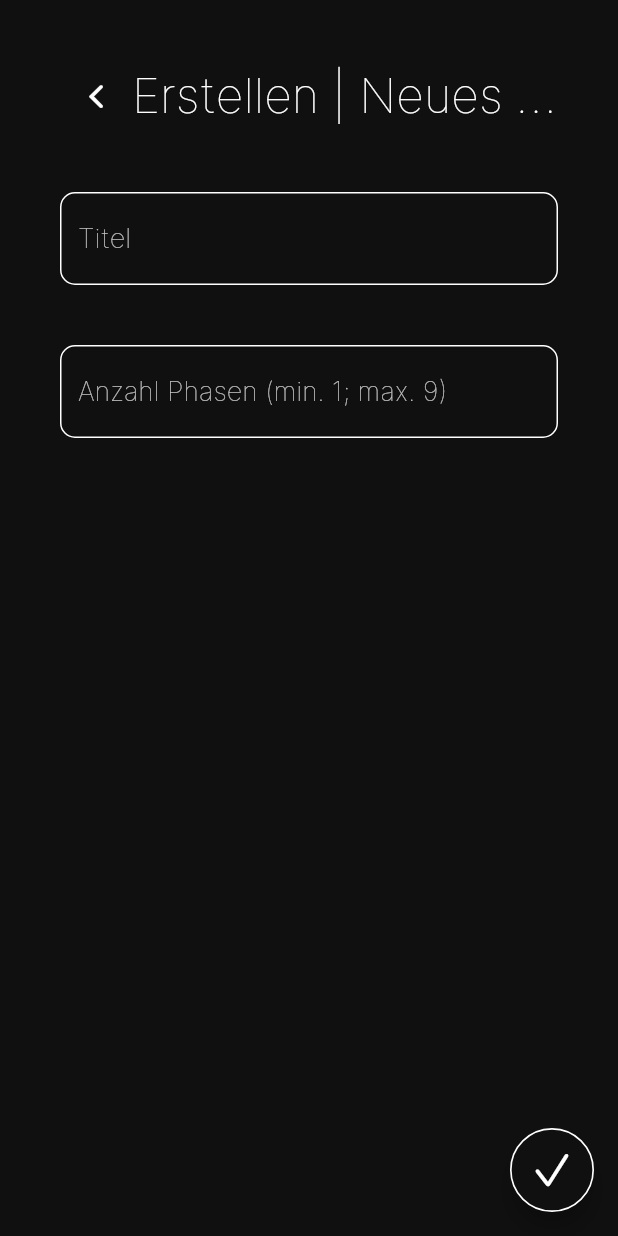
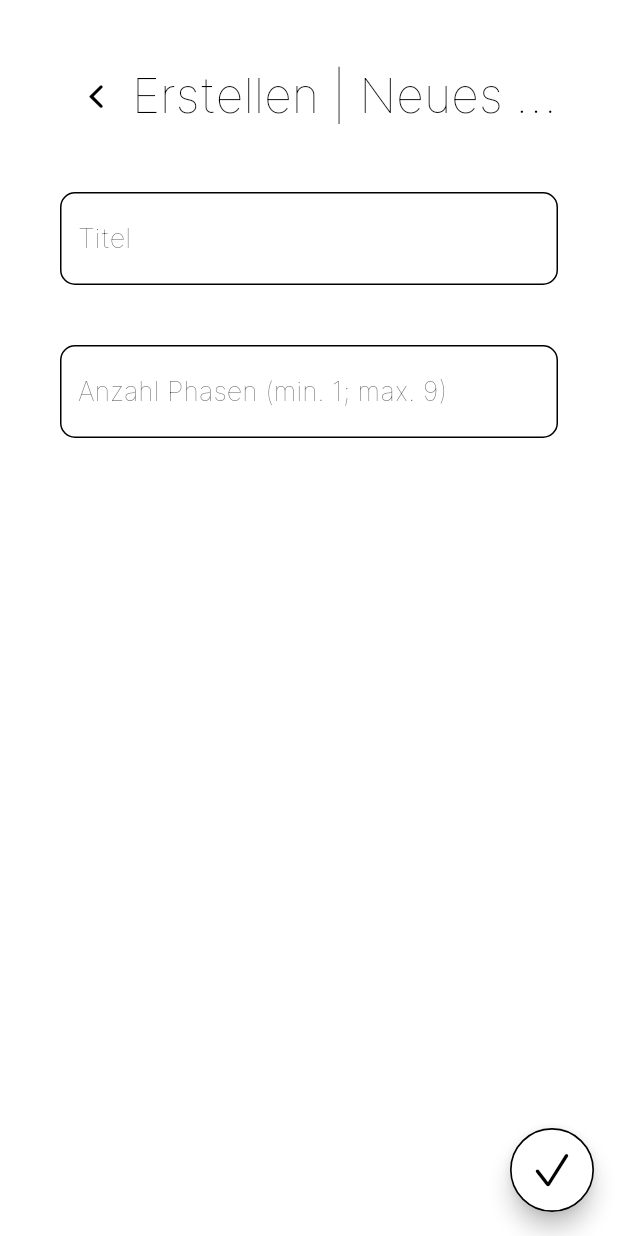
Before and after one commit to LennartSchuermann/Phase-Project, a Flutter app: the ModulEditScreen screen opened directly, on a phone screen of 412 x 824 dp. Run offline on Flutter 3.47's test engine with Material 2 defaults, Android fonts, the phone set to English and light mode, and no system bars; our stand-ins replace file_picker, flutter_phoenix; missing offline and left inert: window_manager.

Commit message:
design mode switch logic

```diff
--- a/phase_project/lib/design.dart
+++ b/phase_project/lib/design.dart
@@ -4,15 +4,18 @@ const String kAppName = "Phase Project";
 const String kAppCaption = "Working Build | Lennart S. ©";
 const String kAppVersion = "v0.5";
 
-const bool usingDarkMode = true;
+bool usingDarkMode = false;
 
 const kFalseColor = Color(0xffE74C3C);
 const kRightColor = Color(0xff0be881);
-const kHighlightColor = usingDarkMode ? Color(0xff006EE6) : Color(0xff309C85);
+Color kHighlightColor =
+    usingDarkMode ? const Color(0xff006EE6) : const Color(0xff309C85);
 
-const kBackgroundColor = usingDarkMode ? Color(0xff101010) : Color(0xffFFFFFF);
-const kFontColor =
-    usingDarkMode ? Color(0xffFFFFFF) : Color.fromARGB(255, 0, 0, 0);
+Color kBackgroundColor =
+    usingDarkMode ? const Color(0xff101010) : const Color(0xffFFFFFF);
+Color kFontColor = usingDarkMode
+    ? const Color(0xffFFFFFF)
+    : const Color.fromARGB(255, 0, 0, 0);
 
 const kTitleSize = 32.0;
 const kHeaderSize = 24.0;
--- a/phase_project/lib/prefabs.dart
+++ b/phase_project/lib/prefabs.dart
@@ -16,7 +16,7 @@ class TitleText extends StatelessWidget {
     return Text(
       content,
       overflow: TextOverflow.ellipsis,
-      style: const TextStyle(
+      style: TextStyle(
           color: kFontColor,
           fontFamily: "Inter",
           fontSize: kTitleSize,
@@ -35,7 +35,7 @@ class HeaderText extends StatelessWidget {
     return Text(
       content,
       overflow: TextOverflow.ellipsis,
-      style: const TextStyle(
+      style: TextStyle(
           color: kFontColor,
           fontFamily: "Inter",
           fontSize: kHeaderSize,
@@ -54,7 +54,7 @@ class DefaultText extends StatelessWidget {
     return Text(
       content,
       overflow: TextOverflow.ellipsis,
-      style: const TextStyle(
+      style: TextStyle(
           color: kFontColor,
           fontFamily: "Inter",
           fontSize: kTextSize,
@@ -73,7 +73,7 @@ class DescriptionText extends StatelessWidget {
     return Text(
       content,
       overflow: TextOverflow.ellipsis,
-      style: const TextStyle(
+      style: TextStyle(
           color: kFontColor,
           fontFamily: "Inter",
           fontSize: kDescriptionSize,
@@ -299,7 +299,7 @@ class TextInputField extends StatelessWidget {
         fillColor: kBackgroundColor,
         focusColor: kHighlightColor,
         enabledBorder: OutlineInputBorder(
-          borderSide: const BorderSide(
+          borderSide: BorderSide(
             color: kFontColor,
           ),
           borderRadius: BorderRadius.circular(10.0),
@@ -315,7 +315,7 @@ class TextInputField extends StatelessWidget {
           fontWeight: FontWeight.w200,
         ),
       ),
-      style: const TextStyle(
+      style: TextStyle(
         color: kFontColor,
         fontFamily: 'Inter',
         fontSize: kTextSize,
@@ -341,7 +341,7 @@ class LoadingPage extends StatelessWidget {
             const SizedBox(
               height: kDefaultPadding * 2,
             ),
-            const CircularProgressIndicator(
+            CircularProgressIndicator(
               color: kFontColor,
             ),
             const SizedBox(
--- a/phase_project/lib/screens/home_screen.dart
+++ b/phase_project/lib/screens/home_screen.dart
@@ -87,7 +87,7 @@ class _HomeScreenState extends State<HomeScreen> {
                             ),
                             child: ShaderMask(
                               shaderCallback: (Rect rect) {
-                                return const LinearGradient(
+                                return LinearGradient(
                                   begin: Alignment.centerLeft,
                                   end: Alignment.centerRight,
                                   colors: [
@@ -197,14 +197,14 @@ class _HomeScreenState extends State<HomeScreen> {
                       ),
                       child: ShaderMask(
                         shaderCallback: (Rect rect) {
-                          return const LinearGradient(
+                          return LinearGradient(
                             begin: Alignment.centerLeft,
                             end: Alignment.centerRight,
                             colors: [
                               Colors.transparent,
                               kBackgroundColor,
                             ],
-                            stops: [
+                            stops: const [
                               0.9,
                               1.0
                             ], // 10% purple, 80% transparent, 10% purple
--- a/phase_project/lib/screens/modul_edit_screen.dart
+++ b/phase_project/lib/screens/modul_edit_screen.dart
@@ -45,7 +45,7 @@ class _ModulEditScreenState extends State<ModulEditScreen> {
                   },
                   iconSize: kHeaderSize,
                   enableFeedback: false,
-                  icon: const Icon(
+                  icon: Icon(
                     CupertinoIcons.chevron_back,
                     color: kFontColor,
                   ),
--- a/phase_project/lib/screens/query_screen.dart
+++ b/phase_project/lib/screens/query_screen.dart
@@ -61,7 +61,7 @@ class _QueryScreenState extends State<QueryScreen> {
                         },
                         iconSize: kHeaderSize,
                         enableFeedback: false,
-                        icon: const Icon(
+                        icon: Icon(
                           CupertinoIcons.chevron_back,
                           color: kFontColor,
                         ),
--- a/phase_project/lib/screens/question_edit_screen.dart
+++ b/phase_project/lib/screens/question_edit_screen.dart
@@ -56,7 +56,7 @@ class _QuestionEditScreenState extends State<QuestionEditScreen> {
                   },
                   iconSize: kHeaderSize,
                   enableFeedback: false,
-                  icon: const Icon(
+                  icon: Icon(
                     CupertinoIcons.chevron_back,
                     color: kFontColor,
                   ),
@@ -111,7 +111,7 @@ class _QuestionEditScreenState extends State<QuestionEditScreen> {
                   return widget.question.imgPath != ""
                       ? Row(
                           children: [
-                            const CircularProgressIndicator(
+                            CircularProgressIndicator(
                               color: kFontColor,
                             ),
                             const SizedBox(
--- a/phase_project/pubspec.yaml
+++ b/phase_project/pubspec.yaml
@@ -39,6 +39,7 @@ dependencies:
   intl: ^0.17.0
 
   window_manager: ^0.2.7
+  flutter_phoenix: ^1.1.0
 
   file_picker: ^5.2.1
   path_provider: ^2.0.11
```
Also changed, not shown: phase_project/lib/main.dart (+4 -3 lines), phase_project/lib/screens/modul_screen.dart (+4 -4 lines), phase_project/lib/screens/settings_screen.dart (+20 -5 lines), phase_project/pubspec.lock.
